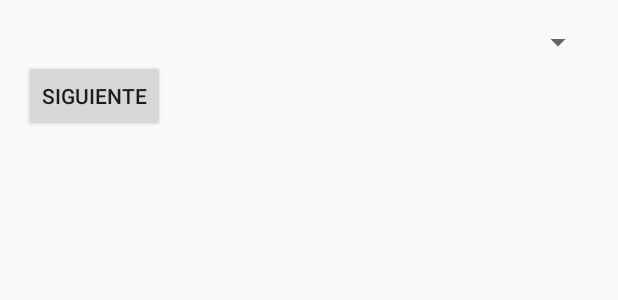
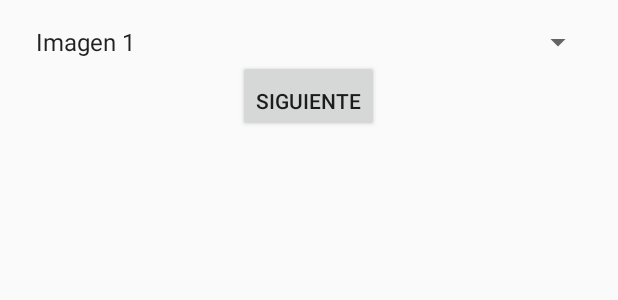
Before and after one commit to mary1508/Programacion-de-Dispositivos-M-viles, an Android app: the layout activity_main.xml on its own in the app's theme, with its tools: preview values and no code run, on a phone screen of 412 x 824 dp. Shown: the top 300 px of the screen. Run offline under Robolectric (Android 15) with nearby library versions, the phone set to English and light mode, and no system bars.

Commit message:
Actualizando activity_main.xml y configurando los strings utilizables en el archivo strings.xml.

```diff
--- a/Practica03/ejercicio 01/app/src/main/res/layout/activity_main.xml
+++ b/Practica03/ejercicio 01/app/src/main/res/layout/activity_main.xml
@@ -9,12 +9,15 @@
         android:id="@+id/spinner_images"
         android:layout_width="match_parent"
         android:layout_height="wrap_content"
-        android:entries="@array/images_array" />
+        android:entries="@array/images_array"
+        android:prompt="@string/spinner_prompt" />
 
     <Button
         android:id="@+id/btn_next"
         android:layout_width="wrap_content"
         android:layout_height="wrap_content"
-        android:text="Siguiente" />
+        android:text="@string/btn_next"
+        android:layout_gravity="center_horizontal"
+        android:paddingTop="16dp" />
 
 </LinearLayout>
--- a/Practica03/ejercicio 01/app/src/main/res/values/strings.xml
+++ b/Practica03/ejercicio 01/app/src/main/res/values/strings.xml
@@ -1,3 +1,14 @@
 <resources>
-    <string name="app_name">ejercicio 01</string>
+    <string name="app_name">Mi Aplicación</string>
+    <string name="btn_next">Siguiente</string>
+    <string name="btn_back">Volver</string>
+    <string name="spinner_prompt">Selecciona una imagen</string>
+    <string name="image_default">Imagen por defecto</string>
+
+    <!-- Nombres de las imágenes para el Spinner -->
+    <string-array name="images_array">
+        <item>Imagen 1</item>
+        <item>Imagen 2</item>
+        <item>Imagen 3</item>
+    </string-array>
 </resources>
```
